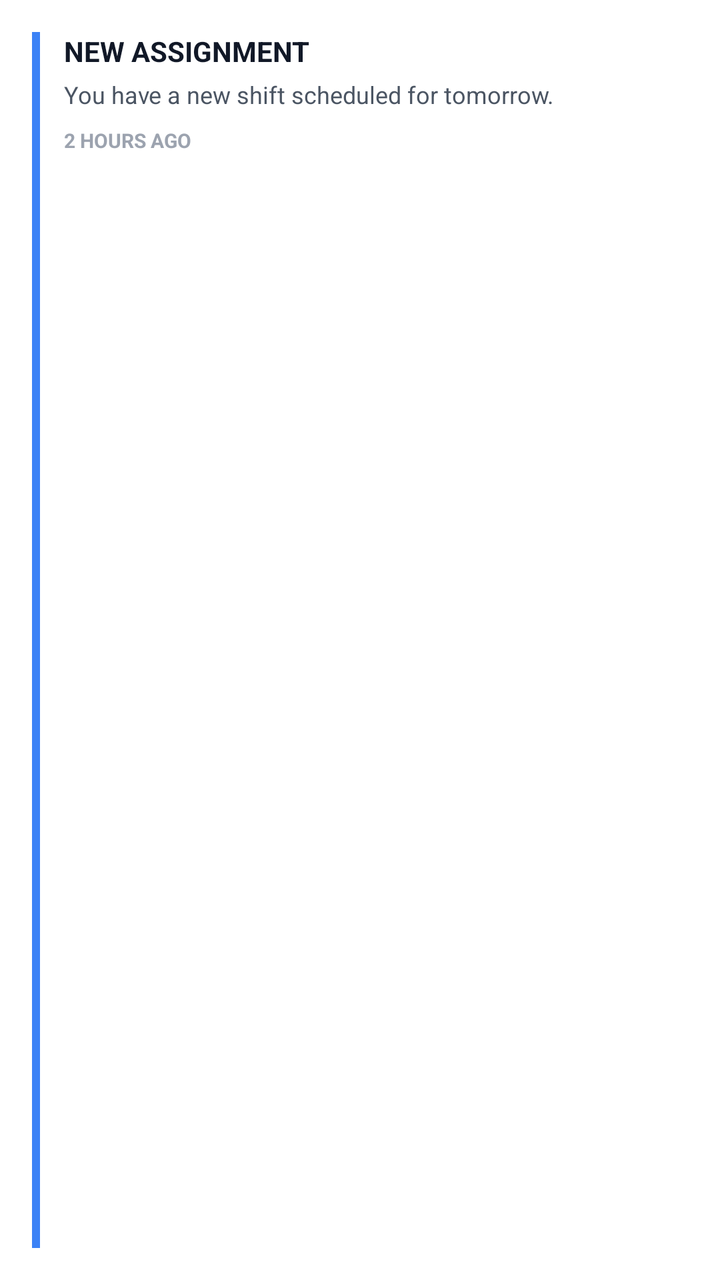
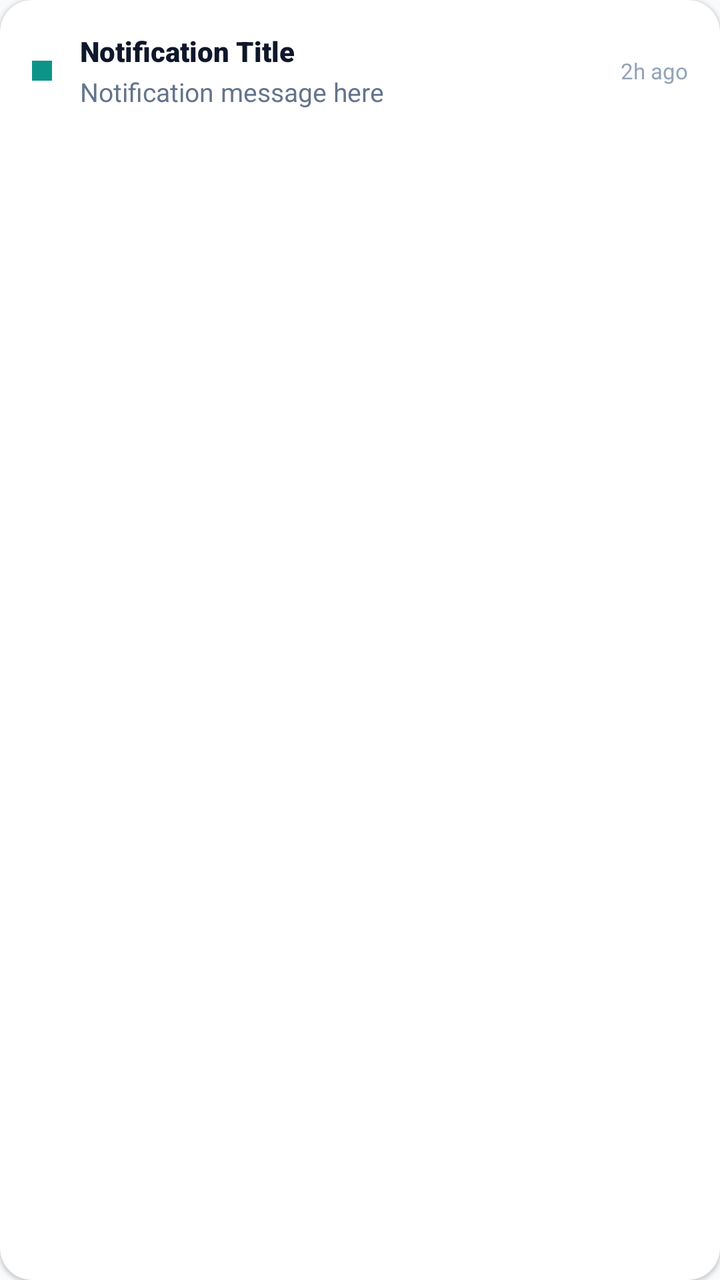

Screens rendered from an Android XML layout before and after an edit, with the pre-edit source and the edit as a unified diff.
<!-- AndroidManifest.xml: application theme Theme.CaregiverManagementSystem -->
<!-- res/layout/item_notification.xml -->
<?xml version="1.0" encoding="utf-8"?>
<LinearLayout xmlns:android="http://schemas.android.com/apk/res/android"
    android:layout_width="match_parent"
    android:layout_height="wrap_content"
    android:orientation="horizontal"
    android:padding="16dp"
    android:background="@android:color/white"
    android:layout_marginBottom="8dp"
    android:elevation="2dp">

    <View
        android:id="@+id/vStatusIndicator"
        android:layout_width="4dp"
        android:layout_height="match_parent"
        android:background="#3B82F6"
        android:layout_marginEnd="12dp"/>

    <LinearLayout
        android:layout_width="match_parent"
        android:layout_height="wrap_content"
        android:orientation="vertical">

        <TextView
            android:id="@+id/tvNotificationTitle"
            android:layout_width="wrap_content"
            android:layout_height="wrap_content"
            android:text="New Assignment"
            android:textSize="14sp"
            android:textStyle="bold"
            android:textColor="#111827"
            android:textAllCaps="true"/>

        <TextView
            android:id="@+id/tvNotificationMessage"
            android:layout_width="wrap_content"
            android:layout_height="wrap_content"
            android:text="You have a new shift scheduled for tomorrow."
            android:textSize="12sp"
            android:textColor="#4B5563"
            android:layout_marginTop="4dp"/>

        <TextView
            android:id="@+id/tvNotificationTime"
            android:layout_width="wrap_content"
            android:layout_height="wrap_content"
            android:text="2 Hours Ago"
            android:textSize="10sp"
            android:textColor="#9CA3AF"
            android:layout_marginTop="8dp"
            android:textAllCaps="true"
            android:textStyle="bold"/>
    </LinearLayout>
</LinearLayout>
<!-- resources referenced by this layout -->
<resources>
  <style name="Theme.CaregiverManagementSystem" parent="Theme.Material3.DayNight.NoActionBar">
          
          <item name="colorPrimary">@color/med_teal_primary</item>
          <item name="colorOnPrimary">@color/white</item>
          <item name="colorPrimaryContainer">@color/med_teal_primary</item>
          <item name="colorOnPrimaryContainer">@color/white</item>
  
          
          <item name="colorSecondary">@color/med_mint_success</item>
          <item name="colorOnSecondary">@color/white</item>
          <item name="colorSecondaryContainer">@color/med_mint_soft</item>
          <item name="colorOnSecondaryContainer">@color/med_text_primary</item>
  
          
          <item name="android:statusBarColor">@color/white</item>
          <item name="android:windowLightStatusBar">true</item>
          
          
          <item name="android:windowBackground">@color/white</item>
          <item name="colorSurface">@color/white</item>
          <item name="colorOnSurface">@color/med_text_primary</item>
      </style>
  <color name="med_teal_primary">#2D9CDB</color>
  <color name="med_mint_success">#27AE60</color>
  <color name="med_mint_soft">#D1F2EB</color>
  <color name="med_text_primary">#1C2833</color>
  <!-- unchanged entries left out for length: 1 -->
</resources>

<!-- the commit's change to res/layout/item_notification.xml (unified diff, before → after) -->
@@ -1,53 +1,64 @@
 <?xml version="1.0" encoding="utf-8"?>
-<LinearLayout xmlns:android="http://schemas.android.com/apk/res/android"
+<androidx.cardview.widget.CardView
+    xmlns:android="http://schemas.android.com/apk/res/android"
+    xmlns:app="http://schemas.android.com/apk/res-auto"
     android:layout_width="match_parent"
     android:layout_height="wrap_content"
-    android:orientation="horizontal"
-    android:padding="16dp"
-    android:background="@android:color/white"
-    android:layout_marginBottom="8dp"
-    android:elevation="2dp">
-
-    <View
-        android:id="@+id/vStatusIndicator"
-        android:layout_width="4dp"
-        android:layout_height="match_parent"
-        android:background="#3B82F6"
-        android:layout_marginEnd="12dp"/>
+    app:cardCornerRadius="16dp"
+    app:cardElevation="1dp"
+    app:cardBackgroundColor="@color/white"
+    android:layout_marginHorizontal="16dp"
+    android:layout_marginVertical="6dp">
 
     <LinearLayout
         android:layout_width="match_parent"
         android:layout_height="wrap_content"
-        android:orientation="vertical">
+        android:orientation="horizontal"
+        android:padding="16dp"
+        android:gravity="center_vertical">
 
-        <TextView
-            android:id="@+id/tvNotificationTitle"
-            android:layout_width="wrap_content"
+        
+        <View
+            android:id="@+id/viewUnreadDot"
+            android:layout_width="10dp"
+            android:layout_height="10dp"
+            android:background="@color/teal_primary"
+            android:layout_marginEnd="14dp"/>
+
+        <LinearLayout
+            android:layout_width="0dp"
             android:layout_height="wrap_content"
-            android:text="New Assignment"
-            android:textSize="14sp"
-            android:textStyle="bold"
-            android:textColor="#111827"
-            android:textAllCaps="true"/>
+            android:layout_weight="1"
+            android:orientation="vertical">
 
-        <TextView
-            android:id="@+id/tvNotificationMessage"
-            android:layout_width="wrap_content"
-            android:layout_height="wrap_content"
-            android:text="You have a new shift scheduled for tomorrow."
-            android:textSize="12sp"
-            android:textColor="#4B5563"
-            android:layout_marginTop="4dp"/>
+            <TextView
+                android:id="@+id/tvNotificationTitle"
+                android:layout_width="wrap_content"
+                android:layout_height="wrap_content"
+                android:text="Notification Title"
+                android:textColor="@color/slate_900"
+                android:textSize="14sp"
+                android:fontFamily="sans-serif-black"/>
+
+            <TextView
+                android:id="@+id/tvNotificationBody"
+                android:layout_width="wrap_content"
+                android:layout_height="wrap_content"
+                android:text="Notification message here"
+                android:textColor="@color/slate_500"
+                android:textSize="13sp"
+                android:layout_marginTop="2dp"/>
+
+        </LinearLayout>
 
         <TextView
             android:id="@+id/tvNotificationTime"
             android:layout_width="wrap_content"
             android:layout_height="wrap_content"
-            android:text="2 Hours Ago"
-            android:textSize="10sp"
-            android:textColor="#9CA3AF"
-            android:layout_marginTop="8dp"
-            android:textAllCaps="true"
-            android:textStyle="bold"/>
+            android:text="2h ago"
+            android:textColor="@color/slate_400"
+            android:textSize="11sp"
+            android:layout_marginStart="12dp"/>
+
     </LinearLayout>
-</LinearLayout>
+</androidx.cardview.widget.CardView>
<!-- resource entries referenced after the edit -->
@@ -1,31 +1,94 @@
 <!-- resources referenced by this layout -->
 <resources>
-  <style name="Theme.CaregiverManagementSystem" parent="Theme.Material3.DayNight.NoActionBar">
-          
-          <item name="colorPrimary">@color/med_teal_primary</item>
-          <item name="colorOnPrimary">@color/white</item>
-          <item name="colorPrimaryContainer">@color/med_teal_primary</item>
-          <item name="colorOnPrimaryContainer">@color/white</item>
+  <color name="slate_400">#94A3B8</color>
+  <color name="slate_500">#64748B</color>
+  <color name="slate_900">#0F172A</color>
+  <color name="teal_primary">#0D9488</color>
+  <style name="Theme.CaregiverManagementSystem" parent="Theme.Material3.Light.NoActionBar">
   
           
-          <item name="colorSecondary">@color/med_mint_success</item>
+          <item name="colorPrimary">@color/teal_primary</item>
+          <item name="colorOnPrimary">@color/white</item>
+          <item name="colorPrimaryContainer">@color/teal_light</item>
+          <item name="colorOnPrimaryContainer">@color/teal_dark</item>
+  
+          
+          <item name="colorSecondary">@color/emerald_primary</item>
           <item name="colorOnSecondary">@color/white</item>
-          <item name="colorSecondaryContainer">@color/med_mint_soft</item>
-          <item name="colorOnSecondaryContainer">@color/med_text_primary</item>
+          <item name="colorSecondaryContainer">@color/emerald_light</item>
+          <item name="colorOnSecondaryContainer">@color/slate_800</item>
+  
+          
+          <item name="colorError">@color/rose_primary</item>
+          <item name="colorOnError">@color/white</item>
+          <item name="colorErrorContainer">@color/rose_light</item>
+  
+          
+          <item name="android:windowBackground">@color/slate_50</item>
+          <item name="colorSurface">@color/white</item>
+          <item name="colorOnSurface">@color/slate_900</item>
+          <item name="colorSurfaceVariant">@color/slate_100</item>
+          <item name="colorOnSurfaceVariant">@color/slate_500</item>
+  
+          
+          <item name="colorOutline">@color/slate_200</item>
   
           
           <item name="android:statusBarColor">@color/white</item>
           <item name="android:windowLightStatusBar">true</item>
+          <item name="android:navigationBarColor">@color/white</item>
+  
           
+          <item name="shapeAppearanceSmallComponent">@style/ShapeAppearance.TrueCare.Small</item>
+          <item name="shapeAppearanceMediumComponent">@style/ShapeAppearance.TrueCare.Medium</item>
+          <item name="shapeAppearanceLargeComponent">@style/ShapeAppearance.TrueCare.Large</item>
+  
           
-          <item name="android:windowBackground">@color/white</item>
-          <item name="colorSurface">@color/white</item>
-          <item name="colorOnSurface">@color/med_text_primary</item>
+          <item name="materialButtonStyle">@style/Widget.TrueCare.Button.Primary</item>
+  
+          
+          <item name="bottomNavigationStyle">@style/Widget.TrueCare.BottomNavigation</item>
       </style>
-  <color name="med_teal_primary">#2D9CDB</color>
-  <color name="med_mint_success">#27AE60</color>
-  <color name="med_mint_soft">#D1F2EB</color>
-  <color name="med_text_primary">#1C2833</color>
+  <color name="teal_light">#CCFBF1</color>
+  <color name="teal_dark">#0F766E</color>
+  <color name="emerald_primary">#10B981</color>
+  <color name="emerald_light">#D1FAE5</color>
+  <color name="slate_800">#1E293B</color>
+  <color name="rose_primary">#F43F5E</color>
+  <color name="rose_light">#FFE4E6</color>
+  <color name="slate_50">#F8FAFC</color>
+  <color name="slate_100">#F1F5F9</color>
+  <color name="slate_200">#E2E8F0</color>
+  <style name="ShapeAppearance.TrueCare.Small" parent="ShapeAppearance.Material3.SmallComponent">
+          <item name="cornerFamily">rounded</item>
+          <item name="cornerSize">12dp</item>
+      </style>
+  <style name="ShapeAppearance.TrueCare.Medium" parent="ShapeAppearance.Material3.MediumComponent">
+          <item name="cornerFamily">rounded</item>
+          <item name="cornerSize">20dp</item>
+      </style>
+  <style name="ShapeAppearance.TrueCare.Large" parent="ShapeAppearance.Material3.LargeComponent">
+          <item name="cornerFamily">rounded</item>
+          <item name="cornerSize">28dp</item>
+      </style>
+  <style name="Widget.TrueCare.Button.Primary" parent="Widget.Material3.Button">
+          <item name="android:paddingTop">16dp</item>
+          <item name="android:paddingBottom">16dp</item>
+          <item name="android:textSize">13sp</item>
+          <item name="android:fontFamily">sans-serif-black</item>
+          <item name="android:letterSpacing">0.08</item>
+          <item name="android:textAllCaps">true</item>
+          <item name="backgroundTint">@color/teal_primary</item>
+          <item name="android:textColor">@color/white</item>
+          <item name="cornerRadius">32dp</item>
+          <item name="elevation">4dp</item>
+      </style>
+  <style name="Widget.TrueCare.BottomNavigation" parent="Widget.Material3.BottomNavigationView">
+          <item name="itemIconTint">@color/bottom_nav_icon_color</item>
+          <item name="itemTextColor">@color/bottom_nav_icon_color</item>
+          <item name="android:background">@color/white</item>
+          <item name="elevation">12dp</item>
+      </style>
   <!-- unchanged entries left out for length: 1 -->
 </resources>
 
